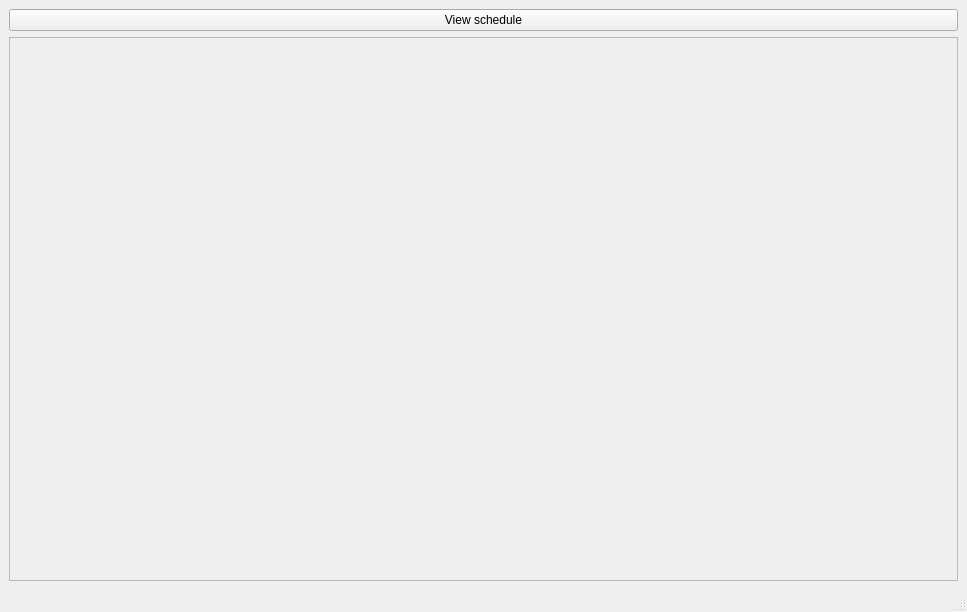
The window that QtApp/forms/doctor_window.ui (SanriaArgos/MedScheduler) describes before a commit, drawn with Qt 5.
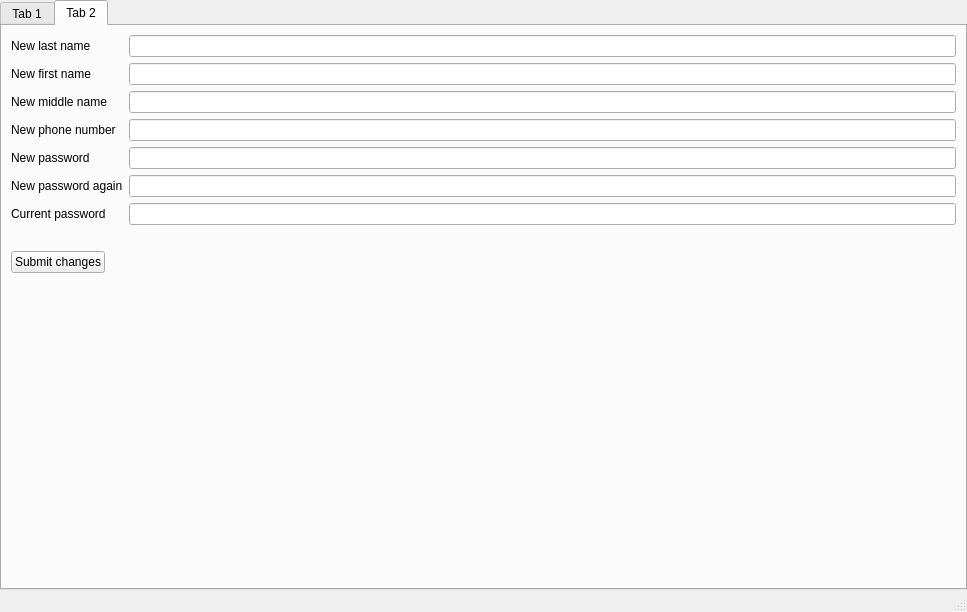
The same window after the commit. Icons and pictures are not drawn.

Patch:
```diff
--- a/QtApp/forms/doctor_window.ui
+++ b/QtApp/forms/doctor_window.ui
@@ -19,27 +19,171 @@
   </property>
   <widget class="QWidget" name="centralwidget">
    <layout class="QVBoxLayout" name="verticalLayout">
+    <property name="spacing">
+     <number>0</number>
+    </property>
+    <property name="leftMargin">
+     <number>0</number>
+    </property>
+    <property name="topMargin">
+     <number>0</number>
+    </property>
+    <property name="rightMargin">
+     <number>0</number>
+    </property>
+    <property name="bottomMargin">
+     <number>0</number>
+    </property>
     <item>
-     <widget class="QPushButton" name="view_schedule_button">
-      <property name="text">
-       <string>View schedule</string>
+     <widget class="QTabWidget" name="tabWidget">
+      <property name="currentIndex">
+       <number>1</number>
       </property>
-     </widget>
-    </item>
-    <item>
-     <widget class="QScrollArea" name="schedule_scroll">
-      <property name="widgetResizable">
-       <bool>true</bool>
-      </property>
-      <widget class="QWidget" name="schedule_scroll_widget">
-       <property name="geometry">
-        <rect>
-         <x>0</x>
-         <y>0</y>
-         <width>943</width>
-         <height>527</height>
-        </rect>
-       </property>
+      <widget class="QWidget" name="schedule">
+       <attribute name="title">
+        <string>Tab 1</string>
+       </attribute>
+       <layout class="QVBoxLayout" name="verticalLayout_2">
+        <item>
+         <widget class="QPushButton" name="view_schedule_button">
+          <property name="text">
+           <string>View schedule</string>
+          </property>
+         </widget>
+        </item>
+        <item>
+         <widget class="QScrollArea" name="schedule_scroll">
+          <property name="widgetResizable">
+           <bool>true</bool>
+          </property>
+          <widget class="QWidget" name="schedule_scroll_widget">
+           <property name="geometry">
+            <rect>
+             <x>0</x>
+             <y>0</y>
+             <width>939</width>
+             <height>490</height>
+            </rect>
+           </property>
+          </widget>
+         </widget>
+        </item>
+       </layout>
+      </widget>
+      <widget class="QWidget" name="tab_2">
+       <attribute name="title">
+        <string>Tab 2</string>
+       </attribute>
+       <layout class="QFormLayout" name="formLayout">
+        <item row="0" column="0">
+         <widget class="QLabel" name="label_2">
+          <property name="text">
+           <string>New last name</string>
+          </property>
+         </widget>
+        </item>
+        <item row="0" column="1">
+         <widget class="QLineEdit" name="edit_last_name">
+          <property name="styleSheet">
+           <string notr="true"/>
+          </property>
+         </widget>
+        </item>
+        <item row="1" column="0">
+         <widget class="QLabel" name="label_3">
+          <property name="text">
+           <string>New first name</string>
+          </property>
+         </widget>
+        </item>
+        <item row="1" column="1">
+         <widget class="QLineEdit" name="edit_first_name">
+          <property name="styleSheet">
+           <string notr="true"/>
+          </property>
+         </widget>
+        </item>
+        <item row="2" column="0">
+         <widget class="QLabel" name="label_4">
+          <property name="text">
+           <string>New middle name</string>
+          </property>
+         </widget>
+        </item>
+        <item row="2" column="1">
+         <widget class="QLineEdit" name="edit_middle_name">
+          <property name="styleSheet">
+           <string notr="true"/>
+          </property>
+         </widget>
+        </item>
+        <item row="3" column="0">
+         <widget class="QLabel" name="label">
+          <property name="text">
+           <string>New phone number</string>
+          </property>
+         </widget>
+        </item>
+        <item row="3" column="1">
+         <widget class="QLineEdit" name="edit_phone"/>
+        </item>
+        <item row="4" column="0">
+         <widget class="QLabel" name="label_5">
+          <property name="text">
+           <string>New password</string>
+          </property>
+         </widget>
+        </item>
+        <item row="4" column="1">
+         <widget class="QLineEdit" name="edit_new_password">
+          <property name="styleSheet">
+           <string notr="true"/>
+          </property>
+         </widget>
+        </item>
+        <item row="5" column="0">
+         <widget class="QLabel" name="label_6">
+          <property name="text">
+           <string>New password again</string>
+          </property>
+         </widget>
+        </item>
+        <item row="5" column="1">
+         <widget class="QLineEdit" name="edit_new_password_again">
+          <property name="styleSheet">
+           <string notr="true"/>
+          </property>
+         </widget>
+        </item>
+        <item row="6" column="0">
+         <widget class="QLabel" name="label_7">
+          <property name="text">
+           <string>Current password</string>
+          </property>
+         </widget>
+        </item>
+        <item row="6" column="1">
+         <widget class="QLineEdit" name="current_password">
+          <property name="styleSheet">
+           <string notr="true"/>
+          </property>
+         </widget>
+        </item>
+        <item row="7" column="0">
+         <widget class="QLabel" name="edit_error_label">
+          <property name="text">
+           <string/>
+          </property>
+         </widget>
+        </item>
+        <item row="8" column="0">
+         <widget class="QPushButton" name="pushButton">
+          <property name="text">
+           <string>Submit changes</string>
+          </property>
+         </widget>
+        </item>
+       </layout>
       </widget>
      </widget>
     </item>
```
